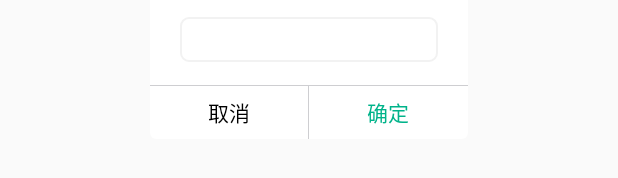
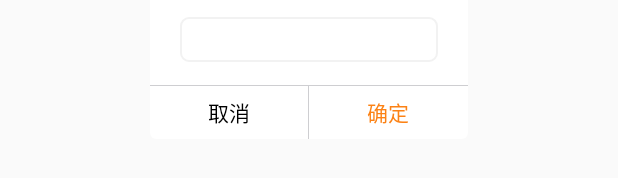
Before and after one commit to SelfImprCp/GuWenTongUitl, an Android app: the layout dilog_edittext.xml on its own in the app's theme, with its tools: preview values and no code run, on a phone screen of 412 x 824 dp. Shown: the part 244-422 px from the top of the screen. Run offline under Robolectric (Android 15) with nearby library versions, the phone set to English and light mode, and no system bars.

```diff
--- a/mylibrary/src/main/res/drawable/progress_bar_states.xml
+++ b/mylibrary/src/main/res/drawable/progress_bar_states.xml
@@ -19,9 +19,9 @@
                 <corners android:radius="1px" />
 
                 <gradient
-                    android:centerColor="#00b38a"
-                    android:endColor="#00b38a"
-                    android:startColor="#00b38a" />
+                    android:centerColor="@color/base_color"
+                    android:endColor="@color/base_color"
+                    android:startColor="@color/base_color" />
             </shape>
         </clip>
     </item>
--- a/mylibrary/src/main/res/values/colors.xml
+++ b/mylibrary/src/main/res/values/colors.xml
@@ -24,7 +24,7 @@
     <color name="light_gray">#1a000000</color>
     <color name="lightest_gray">#0a000000</color>
 
-    <color name="base_color">#00b38a</color>
+    <color name="base_color">#fc8215</color>
     <color name="ailibuli_orange_color">#FE5F12</color>
     <color name="ailibuli_hong_color">#FF5E5B</color>
     <color name="main_gray">#9A9A9A</color>
```
